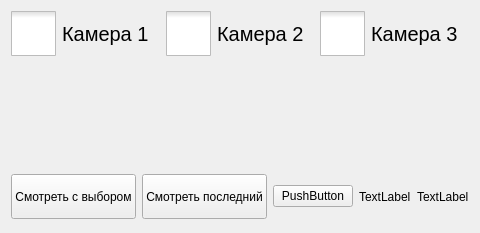
Before: the Qt Designer form videoreplaycontrol.ui in zak2791/Tabloh2H, drawn with Qt 5.
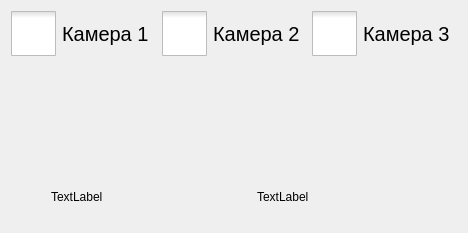
After: the same form once the commit is applied. Icons and pictures are not drawn. Custom widgets are drawn as their Qt base class.

```diff
--- a/videoreplaycontrol.ui
+++ b/videoreplaycontrol.ui
@@ -6,7 +6,7 @@
    <rect>
     <x>0</x>
     <y>0</y>
-    <width>448</width>
+    <width>468</width>
     <height>233</height>
    </rect>
   </property>
@@ -19,37 +19,20 @@
      <item row="2" column="0">
       <layout class="QHBoxLayout" name="horizontalLayout_2">
        <item>
-        <widget class="QPushButton" name="btnPlay">
-         <property name="minimumSize">
-          <size>
-           <width>0</width>
-           <height>45</height>
-          </size>
+        <spacer name="horizontalSpacer">
+         <property name="orientation">
+          <enum>Qt::Horizontal</enum>
          </property>
-         <property name="text">
-          <string>Смотреть с выбором</string>
+         <property name="sizeType">
+          <enum>QSizePolicy::Maximum</enum>
          </property>
-        </widget>
-       </item>
-       <item>
-        <widget class="QPushButton" name="btnPlayLast">
-         <property name="minimumSize">
+         <property name="sizeHint" stdset="0">
           <size>
-           <width>0</width>
-           <height>45</height>
+           <width>40</width>
+           <height>20</height>
           </size>
          </property>
-         <property name="text">
-          <string>Смотреть последний</string>
-         </property>
-        </widget>
-       </item>
-       <item>
-        <widget class="QPushButton" name="btn">
-         <property name="text">
-          <string>PushButton</string>
-         </property>
-        </widget>
+        </spacer>
        </item>
        <item>
         <widget class="VkLabel" name="labelvk">
```
Left out of the diff: 22 changed lines with no effect on the pictures.
